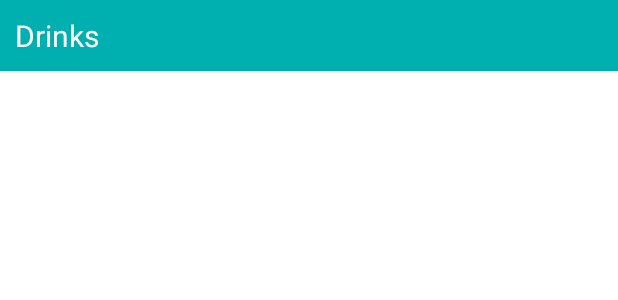
After one commit to SashaKuechenmeister1/Mixipe-Final-Year-Project-, an Android app: the layout spinner_inner_text.xml on its own in the app's theme, with its tools: preview values and no code run, on a phone screen of 412 x 824 dp. The commit adds this screen. Shown: the top 300 px of the screen. Run offline under Robolectric (Android 15) with nearby library versions, the phone set to English and light mode, and no system bars.

Commit message:
added drop down menu for users to view recipes based on category (i.e main course, drink, dessert, etc.)

```diff
--- a/Mixipe/app/src/main/res/drawable/ic_rating.xml
+++ b/Mixipe/app/src/main/res/drawable/ic_rating.xml
@@ -1,5 +1,5 @@
 <vector android:height="24dp" android:tint="#006C79"
     android:viewportHeight="24" android:viewportWidth="24"
     android:width="24dp" xmlns:android="http://schemas.android.com/apk/res/android">
-    <path android:fillColor="@android:color/white" android:pathData="M14.43,10l-2.43,-8l-2.43,8l-7.57,0l6.18,4.41l-2.35,7.59l6.17,-4.69l6.18,4.69l-2.35,-7.59l6.17,-4.41z"/>
+    <path android:fillColor="@android:color/white" android:pathData="M12,21.35l-1.45,-1.32C5.4,15.36 2,12.28 2,8.5 2,5.42 4.42,3 7.5,3c1.74,0 3.41,0.81 4.5,2.09C13.09,3.81 14.76,3 16.5,3 19.58,3 22,5.42 22,8.5c0,3.78 -3.4,6.86 -8.55,11.54L12,21.35z"/>
 </vector>
--- /dev/null
+++ b/Mixipe/app/src/main/res/layout/spinner_inner_text.xml
@@ -0,0 +1,11 @@
+<?xml version="1.0" encoding="utf-8"?>
+<TextView xmlns:android="http://schemas.android.com/apk/res/android"
+    android:layout_width="match_parent"
+    android:layout_height="wrap_content"
+    android:padding="10dp"
+    android:text="Drinks"
+    android:background="@color/purple_500"
+    android:textColor="@color/white"
+    android:textSize="20sp">
+
+</TextView>
--- a/Mixipe/app/src/main/res/values-night/themes.xml
+++ b/Mixipe/app/src/main/res/values-night/themes.xml
@@ -1,6 +1,6 @@
 <resources xmlns:tools="http://schemas.android.com/tools">
     <!-- Base application theme. -->
-    <style name="Theme.Mixipe" parent="Theme.MaterialComponents.DayNight.DarkActionBar">
+    <style name="Theme.Mixipe" parent="Theme.MaterialComponents.DayNight.NoActionBar">
         <!-- Primary brand color. -->
         <item name="colorPrimary">@color/purple_200</item>
         <item name="colorPrimaryVariant">@color/purple_700</item>
--- a/Mixipe/app/src/main/res/values/themes.xml
+++ b/Mixipe/app/src/main/res/values/themes.xml
@@ -1,6 +1,6 @@
 <resources xmlns:tools="http://schemas.android.com/tools">
     <!-- Base application theme. -->
-    <style name="Theme.Mixipe" parent="Theme.MaterialComponents.DayNight.DarkActionBar">
+    <style name="Theme.Mixipe" parent="Theme.MaterialComponents.DayNight.NoActionBar">
         <!-- Primary brand color. -->
         <item name="colorPrimary">@color/purple_500</item>
         <item name="colorPrimaryVariant">@color/purple_700</item>
```
Also changed, not shown: Mixipe/app/src/main/java/com/example/mixipe/RequestManager.java (+6 -3 lines), Mixipe/app/src/main/java/com/example/mixipe/Search.java (+38 -2 lines), Mixipe/app/src/main/res/layout/activity_search.xml (+31 -3 lines), Mixipe/app/src/main/res/layout/spinner_text.xml (added, +10 -0 lines), Mixipe/app/src/main/res/values/strings.xml (+18 -0 lines).
